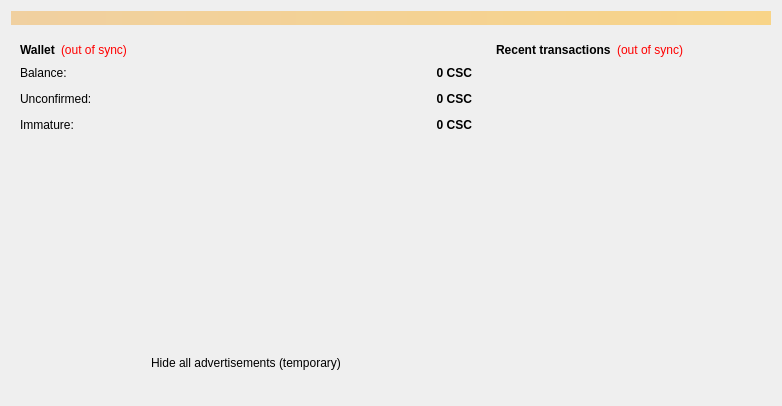
Above: src/qt/forms/overviewpage.ui from transcoder/CasinoCoin before the change. Below: the same form after it.
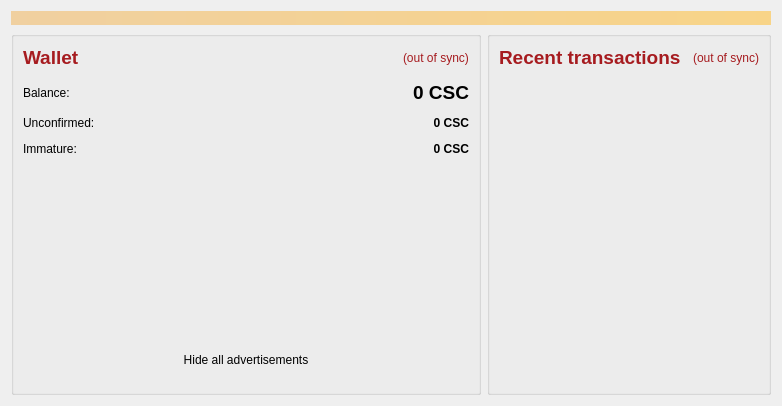
That is the form after the change.

Commit message: Custom CSCFusionStyle (WIP)

The edit to the form file:
```diff
--- a/src/qt/forms/overviewpage.ui
+++ b/src/qt/forms/overviewpage.ui
@@ -31,11 +31,11 @@
     </widget>
    </item>
    <item>
-    <layout class="QHBoxLayout" name="horizontalLayout" stretch="1,1">
+    <layout class="QHBoxLayout" name="horizontalLayout" stretch="1,0">
      <item>
       <layout class="QVBoxLayout" name="verticalLayout_2">
        <item>
-        <widget class="QFrame" name="frame">
+        <widget class="QGroupBox" name="groupBox">
          <property name="minimumSize">
           <size>
            <width>470</width>
@@ -48,59 +48,7 @@
            <height>16777215</height>
           </size>
          </property>
-         <property name="frameShape">
-          <enum>QFrame::NoFrame</enum>
-         </property>
-         <property name="frameShadow">
-          <enum>QFrame::Plain</enum>
-         </property>
          <layout class="QVBoxLayout" name="verticalLayout_4">
-          <item>
-           <layout class="QHBoxLayout" name="horizontalLayout_4">
-            <item>
-             <widget class="QLabel" name="label_5">
-              <property name="font">
-               <font>
-                <weight>75</weight>
-                <bold>true</bold>
-               </font>
-              </property>
-              <property name="text">
-               <string>Wallet</string>
-              </property>
-             </widget>
-            </item>
-            <item>
-             <widget class="QLabel" name="labelWalletStatus">
-              <property name="toolTip">
-               <string>The displayed information may be out of date. Your wallet automatically synchronizes with the CasinoCoin network after a connection is established, but this process has not completed yet.</string>
-              </property>
-              <property name="styleSheet">
-               <string notr="true">QLabel { color: red; }</string>
-              </property>
-              <property name="text">
-               <string notr="true">(out of sync)</string>
-              </property>
-              <property name="alignment">
-               <set>Qt::AlignLeading|Qt::AlignLeft|Qt::AlignVCenter</set>
-              </property>
-             </widget>
-            </item>
-            <item>
-             <spacer name="horizontalSpacer_2">
-              <property name="orientation">
-               <enum>Qt::Horizontal</enum>
-              </property>
-              <property name="sizeHint" stdset="0">
-               <size>
-                <width>40</width>
-                <height>20</height>
-               </size>
-              </property>
-             </spacer>
-            </item>
-           </layout>
-          </item>
           <item>
            <layout class="QFormLayout" name="formLayout_2">
             <property name="fieldGrowthPolicy">
@@ -112,17 +60,18 @@
             <property name="verticalSpacing">
              <number>12</number>
             </property>
-            <item row="0" column="0">
+            <item row="1" column="0">
              <widget class="QLabel" name="labelBalanceText">
               <property name="text">
                <string>Balance:</string>
               </property>
              </widget>
             </item>
-            <item row="0" column="1">
+            <item row="1" column="1">
              <widget class="QLabel" name="labelBalance">
               <property name="font">
                <font>
+                <pointsize>14</pointsize>
                 <weight>75</weight>
                 <bold>true</bold>
                </font>
@@ -144,14 +93,14 @@
               </property>
              </widget>
             </item>
-            <item row="1" column="0">
+            <item row="2" column="0">
              <widget class="QLabel" name="labelUnconfirmedText">
               <property name="text">
                <string>Unconfirmed:</string>
               </property>
              </widget>
             </item>
-            <item row="1" column="1">
+            <item row="2" column="1">
              <widget class="QLabel" name="labelUnconfirmed">
               <property name="font">
                <font>
@@ -176,14 +125,14 @@
               </property>
              </widget>
             </item>
-            <item row="2" column="0">
+            <item row="3" column="0">
              <widget class="QLabel" name="labelImmatureText">
               <property name="text">
                <string>Immature:</string>
               </property>
              </widget>
             </item>
-            <item row="2" column="1">
+            <item row="3" column="1">
              <widget class="QLabel" name="labelImmature">
               <property name="font">
                <font>
@@ -205,7 +154,7 @@
               </property>
              </widget>
             </item>
-            <item row="3" column="0" colspan="2">
+            <item row="4" column="0" colspan="2">
              <widget class="QWidget" name="widgetBuyCSCButton" native="true">
               <property name="minimumSize">
                <size>
@@ -215,7 +164,7 @@
               </property>
              </widget>
             </item>
-            <item row="4" column="0" colspan="2">
+            <item row="5" column="0" colspan="2">
              <spacer name="verticalSpacer">
               <property name="orientation">
                <enum>Qt::Vertical</enum>
@@ -228,13 +177,13 @@
               </property>
              </spacer>
             </item>
-            <item row="5" column="0" colspan="2">
+            <item row="6" column="0" colspan="2">
              <widget class="QPushButton" name="pushButtonToggleAdverts">
               <property name="styleSheet">
                <string notr="true"/>
               </property>
               <property name="text">
-               <string>Hide all advertisements (temporary)</string>
+               <string>Hide all advertisements</string>
               </property>
               <property name="autoDefault">
                <bool>false</bool>
@@ -247,9 +196,59 @@
               </property>
              </widget>
             </item>
-            <item row="6" column="0" colspan="2">
+            <item row="7" column="0" colspan="2">
              <layout class="QVBoxLayout" name="verticalLayoutAdvertWidget"/>
             </item>
+            <item row="0" column="0" colspan="2">
+             <layout class="QHBoxLayout" name="horizontalLayout_4">
+              <item>
+               <widget class="QLabel" name="label_5">
+                <property name="font">
+                 <font>
+                  <pointsize>14</pointsize>
+                  <weight>75</weight>
+                  <bold>true</bold>
+                 </font>
+                </property>
+                <property name="styleSheet">
+                 <string notr="true">color: rgb(166, 27, 31);</string>
+                </property>
+                <property name="text">
+                 <string>Wallet</string>
+                </property>
+               </widget>
+              </item>
+              <item>
+               <spacer name="horizontalSpacer_2">
+                <property name="orientation">
+                 <enum>Qt::Horizontal</enum>
+                </property>
+                <property name="sizeHint" stdset="0">
+                 <size>
+                  <width>40</width>
+                  <height>20</height>
+                 </size>
+                </property>
+               </spacer>
+              </item>
+              <item>
+               <widget class="QLabel" name="labelWalletStatus">
+                <property name="toolTip">
+                 <string>The displayed information may be out of date. Your wallet automatically synchronizes with the CasinoCoin network after a connection is established, but this process has not completed yet.</string>
+                </property>
+                <property name="styleSheet">
+                 <string notr="true">color: rgb(166, 27, 31);</string>
+                </property>
+                <property name="text">
+                 <string notr="true">(out of sync)</string>
+                </property>
+                <property name="alignment">
+                 <set>Qt::AlignLeading|Qt::AlignLeft|Qt::AlignVCenter</set>
+                </property>
+               </widget>
+              </item>
+             </layout>
+            </item>
            </layout>
           </item>
          </layout>
@@ -260,45 +259,31 @@
      <item>
       <layout class="QVBoxLayout" name="verticalLayout_3">
        <item>
-        <widget class="QFrame" name="frame_2">
+        <widget class="QGroupBox" name="groupBox_2">
          <property name="minimumSize">
           <size>
            <width>150</width>
            <height>0</height>
           </size>
          </property>
-         <property name="frameShape">
-          <enum>QFrame::NoFrame</enum>
-         </property>
-         <property name="frameShadow">
-          <enum>QFrame::Plain</enum>
-         </property>
          <layout class="QVBoxLayout" name="verticalLayout">
           <item>
            <layout class="QHBoxLayout" name="horizontalLayout_2">
             <item>
              <widget class="QLabel" name="label_4">
+              <property name="font">
+               <font>
+                <pointsize>14</pointsize>
+               </font>
+              </property>
+              <property name="styleSheet">
+               <string notr="true">color: rgb(166, 27, 31);</string>
+              </property>
               <property name="text">
                <string>&lt;b&gt;Recent transactions&lt;/b&gt;</string>
               </property>
              </widget>
             </item>
-            <item>
-             <widget class="QLabel" name="labelTransactionsStatus">
-              <property name="toolTip">
-               <string>The displayed information may be out of date. Your wallet automatically synchronizes with the CasinoCoin network after a connection is established, but this process has not completed yet.</string>
-              </property>
-              <property name="styleSheet">
-               <string notr="true">QLabel { color: red; }</string>
-              </property>
-              <property name="text">
-               <string notr="true">(out of sync)</string>
-              </property>
-              <property name="alignment">
-               <set>Qt::AlignRight|Qt::AlignTrailing|Qt::AlignVCenter</set>
-              </property>
-             </widget>
-            </item>
             <item>
              <spacer name="horizontalSpacer">
               <property name="orientation">
@@ -312,6 +297,22 @@
               </property>
              </spacer>
             </item>
+            <item>
+             <widget class="QLabel" name="labelTransactionsStatus">
+              <property name="toolTip">
+               <string>The displayed information may be out of date. Your wallet automatically synchronizes with the CasinoCoin network after a connection is established, but this process has not completed yet.</string>
+              </property>
+              <property name="styleSheet">
+               <string notr="true">color: rgb(166, 27, 31);</string>
+              </property>
+              <property name="text">
+               <string notr="true">(out of sync)</string>
+              </property>
+              <property name="alignment">
+               <set>Qt::AlignRight|Qt::AlignTrailing|Qt::AlignVCenter</set>
+              </property>
+             </widget>
+            </item>
            </layout>
           </item>
           <item>
@@ -336,19 +337,6 @@
          </layout>
         </widget>
        </item>
-       <item>
-        <spacer name="verticalSpacer_2">
-         <property name="orientation">
-          <enum>Qt::Vertical</enum>
-         </property>
-         <property name="sizeHint" stdset="0">
-          <size>
-           <width>20</width>
-           <height>40</height>
-          </size>
-         </property>
-        </spacer>
-       </item>
       </layout>
      </item>
     </layout>
```
The commit also changes 24 other files.
